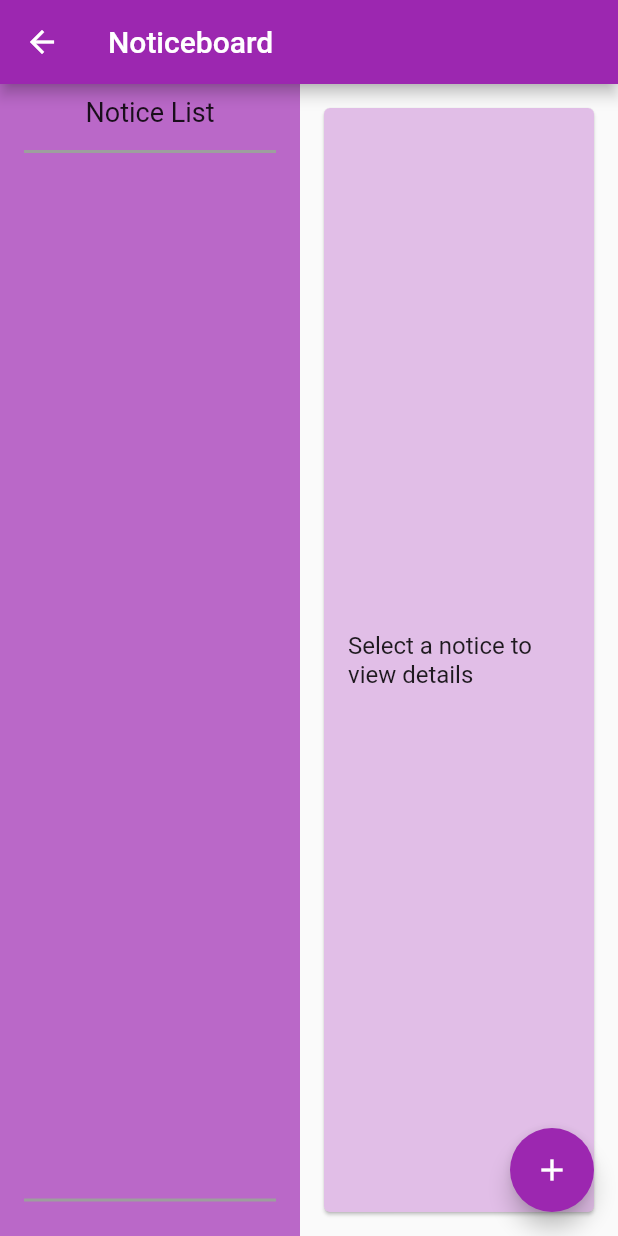
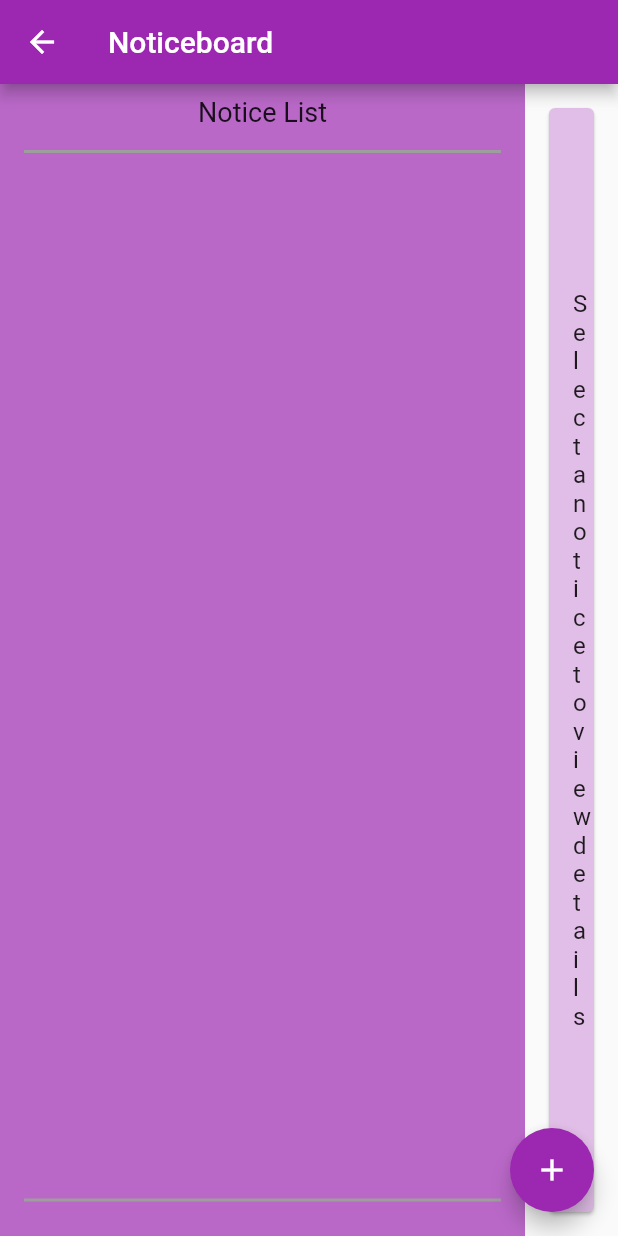
Before and after one commit to succiwaps/CAPS, a Flutter app: the NoticeboardScreen screen opened by its route, on a phone screen of 412 x 824 dp. Run offline on Flutter 3.47's test engine with Material 2 defaults, Android fonts, the light colour scheme and no system bars; our stand-ins replace image_picker, sqflite, table_calendar; accounts and stored records are empty.

```diff
--- a/cap/lib/screens/noticeboard_screen.dart
+++ b/cap/lib/screens/noticeboard_screen.dart
@@ -142,22 +142,9 @@ class _NoticeboardScreenState extends State<NoticeboardScreen> {
       ),
       body: Row(
         children: [
-          /* Container(
-            color: Colors.purple.shade300,
-            width: 200, // Adjust the width of the notice list as needed
-            child: ListView.builder(
-              itemCount: notices.length,
-              itemBuilder: (context, index) {
-                final notice = notices[index];
-                return _buildNoticeCard(notice);
-
-              },
-            ),
-
-          ),*/
           Container(
             color: Colors.purple.shade300,
-            width: 200, // Adjust the width of the notice list as needed
+            width: 350, // Adjust the width of the notice list as needed
             child: Column(
               children: [
                 Padding(
```
